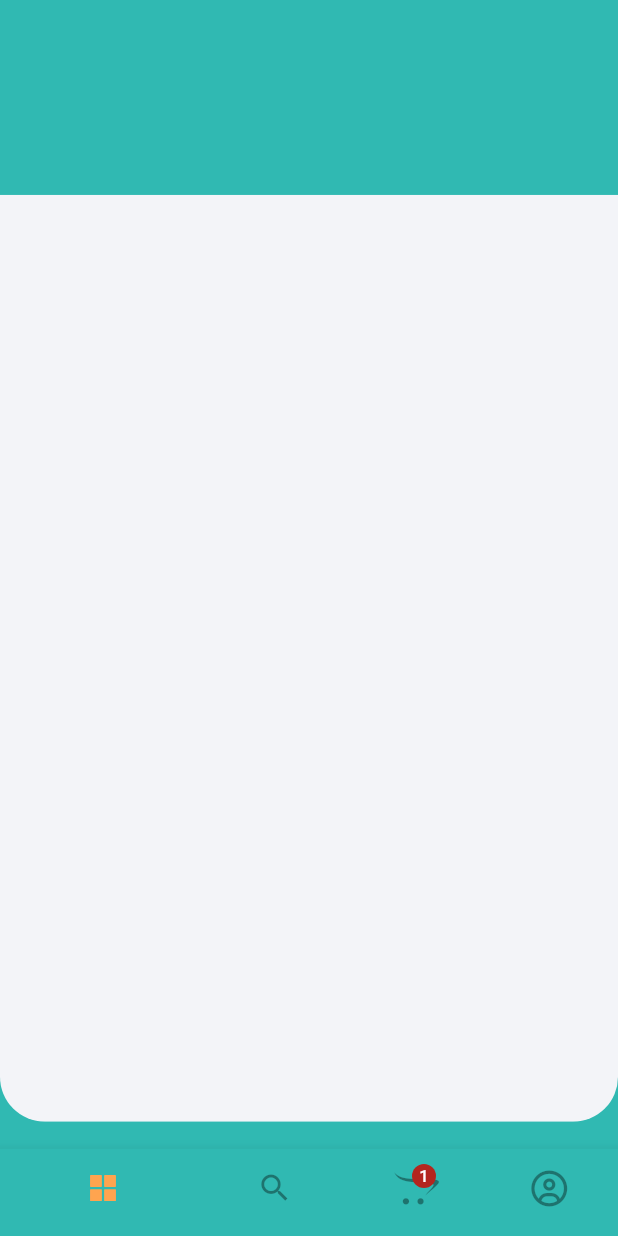
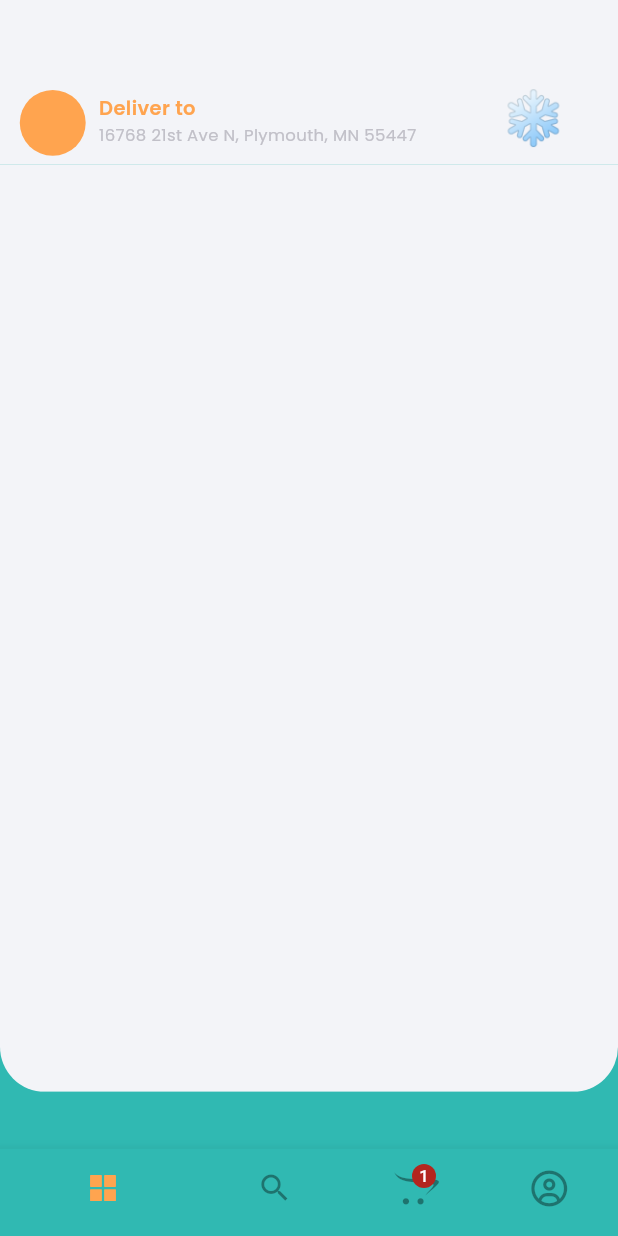
Before and after one commit to AnhKhoaHoon/Flutter_App_Food, a Flutter app: the screen it shows after launch, on a phone screen of 412 x 824 dp. Run offline on Flutter 3.47's test engine with Material 3 defaults, Android fonts, the phone set to English and light mode, and no system bars; our stand-ins replace flutter_screenutil, flutter_vector_icons, get, google_fonts.

Commit message:
Custom AppBar

```diff
--- /dev/null
+++ b/lib/common/app_style.dart
@@ -0,0 +1,9 @@
+
+import 'package:flutter/material.dart';
+import 'package:google_fonts/google_fonts.dart';
+
+TextStyle appStyle(double size, Color color, FontWeight fw){
+  return GoogleFonts.poppins(
+    fontSize: size, color:color, fontWeight:fw
+  );
+}
--- /dev/null
+++ b/lib/common/custom_appbar.dart
@@ -0,0 +1,58 @@
+import 'package:demo/common/app_style.dart';
+import 'package:demo/common/reusable_text.dart';
+import 'package:demo/constants/constants.dart';
+import 'package:flutter/material.dart';
+import 'package:flutter_screenutil/flutter_screenutil.dart';
+
+class CustomAppBar extends StatelessWidget {
+  const CustomAppBar({super.key});
+
+  @override
+  Widget build(BuildContext context) {
+    return Container(
+        padding: EdgeInsets.symmetric(horizontal: 12.w, vertical: 6.h),
+        width: width,
+        height: 110.h,
+        color: kOffWhite,
+        child: Container(
+            margin: EdgeInsets.only(top: 20.h),
+            child: Row(
+              mainAxisAlignment: MainAxisAlignment.spaceBetween,
+              crossAxisAlignment: CrossAxisAlignment.end,
+              children: [
+                Row(
+                  crossAxisAlignment: CrossAxisAlignment.end,
+                  children: [
+                    CircleAvatar(
+                      radius: 22.r,
+                      backgroundColor: kSecondary,
+                    ),
+                    Padding(
+                      padding: EdgeInsets.only(bottom: 6.h, left: 8.w),
+                      child: Column(
+                        mainAxisAlignment: MainAxisAlignment.end,
+                        crossAxisAlignment: CrossAxisAlignment.start,
+                        children: [
+                          ReusableText(
+                              text: "Deliver to",
+                              style: appStyle(13, kSecondary, FontWeight.w600)),
+                          SizedBox(
+                            width: width * 0.65,
+                            child: Text("16768 21st Ave N, Plymouth, MN 55447",
+                                overflow: TextOverflow.ellipsis,
+                                style: appStyle(
+                                    11, kGrayLight, FontWeight.normal)),
+                          ),
+                        ],
+                      ),
+                    ),
+                    const Text(
+                      "❄️",
+                      style: TextStyle(fontSize: 35),
+                    )
+                  ],
+                ),
+              ],
+            )));
+  }
+}
--- /dev/null
+++ b/lib/common/reusable_text.dart
@@ -0,0 +1,19 @@
+
+import 'package:flutter/material.dart';
+
+class ReusableText extends StatelessWidget {
+  const ReusableText({super.key, required this.text, required this.style});
+
+final String text;
+final TextStyle style;
+  @override
+  Widget build(BuildContext context) {
+    return Text(
+      text,
+      maxLines: 1,
+      softWrap: false,
+      textAlign:TextAlign.left,
+      style:style
+    );
+  }
+}
--- a/lib/views/home/home_page.dart
+++ b/lib/views/home/home_page.dart
@@ -1,3 +1,4 @@
+import 'package:demo/common/custom_appbar.dart';
 import 'package:demo/common/custom_container.dart';
 import 'package:demo/constants/constants.dart';
 import 'package:flutter/material.dart';
@@ -10,7 +11,8 @@ class HomePage extends StatelessWidget {
   Widget build(BuildContext context) {
     return Scaffold(
       backgroundColor: kPrimary,
-      appBar: PreferredSize(preferredSize: Size.fromHeight(130.h),child:Container(height:130,)),
+      appBar: PreferredSize(preferredSize: Size.fromHeight(130.h),
+      child:CustomAppBar()),
       body:SafeArea(
         child: CustomContainer(containerContent: Container()),
         ),
```
